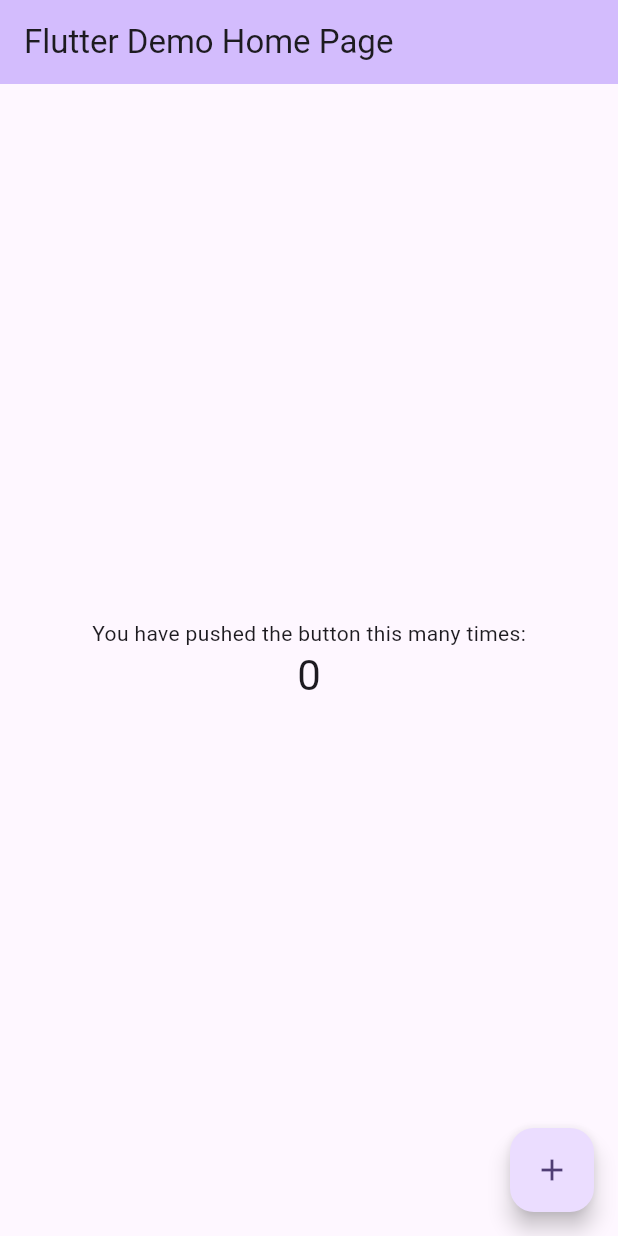
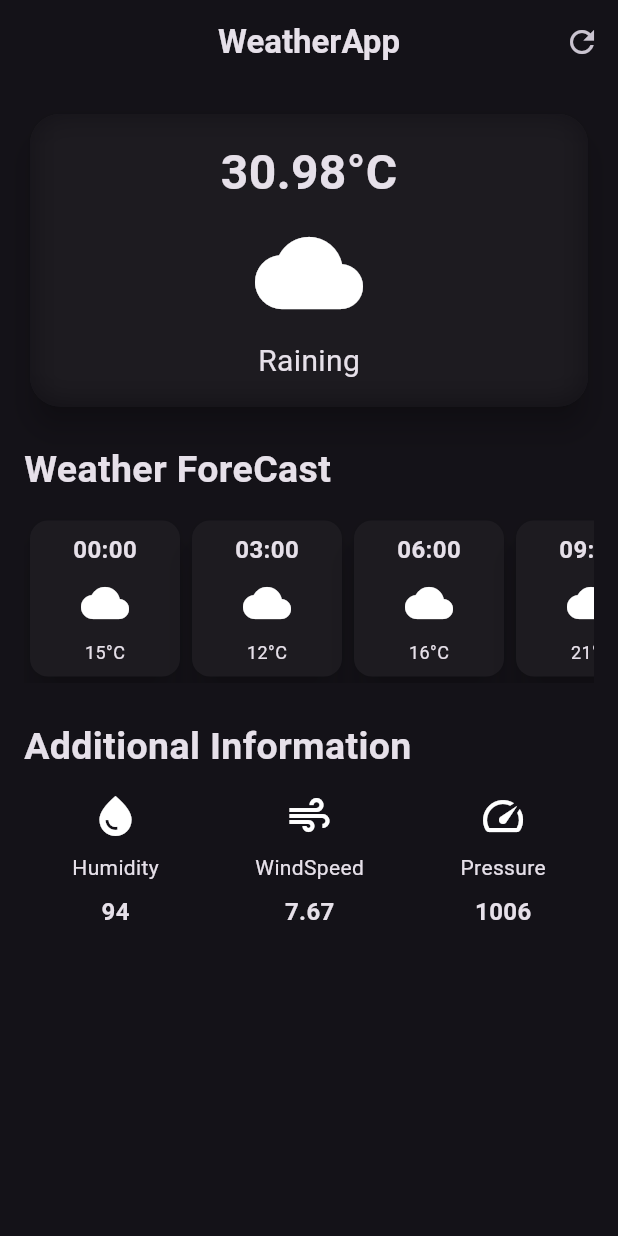
Before and after one commit to kishancjx/weatherApp-Flutter, a Flutter app: the screen it shows after launch, on a phone screen of 412 x 824 dp. Run offline on Flutter 3.47's test engine with Material 3 defaults, Android fonts, the phone set to English and light mode, and no system bars.

Commit message:
Completed Base UI of the App

```diff
--- a/lib/main.dart
+++ b/lib/main.dart
@@ -1,125 +1,32 @@
 import 'package:flutter/material.dart';
-
+import 'package:weather_app/weather_screen.dart';
+import 'dart:ui';
 void main() {
   runApp(const MyApp());
 }
 
+
 class MyApp extends StatelessWidget {
   const MyApp({super.key});
 
-  // This widget is the root of your application.
   @override
   Widget build(BuildContext context) {
     return MaterialApp(
-      title: 'Flutter Demo',
-      theme: ThemeData(
-        // This is the theme of your application.
-        //
-        // TRY THIS: Try running your application with "flutter run". You'll see
-        // the application has a purple toolbar. Then, without quitting the app,
-        // try changing the seedColor in the colorScheme below to Colors.green
-        // and then invoke "hot reload" (save your changes or press the "hot
-        // reload" button in a Flutter-supported IDE, or press "r" if you used
-        // the command line to start the app).
-        //
-        // Notice that the counter didn't reset back to zero; the application
-        // state is not lost during the reload. To reset the state, use hot
-        // restart instead.
-        //
-        // This works for code too, not just values: Most code changes can be
-        // tested with just a hot reload.
-        colorScheme: ColorScheme.fromSeed(seedColor: Colors.deepPurple),
-        useMaterial3: true,
-      ),
-      home: const MyHomePage(title: 'Flutter Demo Home Page'),
+      scrollBehavior: MyCustomScrollBehavior(),
+      debugShowCheckedModeBanner: false,
+      theme:ThemeData.dark(useMaterial3: true),
+      home: WeatherScreen(),
     );
   }
 }
 
-class MyHomePage extends StatefulWidget {
-  const MyHomePage({super.key, required this.title});
 
-  // This widget is the home page of your application. It is stateful, meaning
-  // that it has a State object (defined below) that contains fields that affect
-  // how it looks.
-
-  // This class is the configuration for the state. It holds the values (in this
-  // case the title) provided by the parent (in this case the App widget) and
-  // used by the build method of the State. Fields in a Widget subclass are
-  // always marked "final".
-
-  final String title;
-
+class MyCustomScrollBehavior extends MaterialScrollBehavior {
+  // Override behavior methods and getters like dragDevices
   @override
-  State<MyHomePage> createState() => _MyHomePageState();
+  Set<PointerDeviceKind> get dragDevices => {
+    PointerDeviceKind.touch,
+    PointerDeviceKind.mouse,
+    // etc.
+  };
 }
-
-class _MyHomePageState extends State<MyHomePage> {
-  int _counter = 0;
-
-  void _incrementCounter() {
-    setState(() {
-      // This call to setState tells the Flutter framework that something has
-      // changed in this State, which causes it to rerun the build method below
-      // so that the display can reflect the updated values. If we changed
-      // _counter without calling setState(), then the build method would not be
-      // called again, and so nothing would appear to happen.
-      _counter++;
-    });
-  }
-
-  @override
-  Widget build(BuildContext context) {
-    // This method is rerun every time setState is called, for instance as done
-    // by the _incrementCounter method above.
-    //
-    // The Flutter framework has been optimized to make rerunning build methods
-    // fast, so that you can just rebuild anything that needs updating rather
-    // than having to individually change instances of widgets.
-    return Scaffold(
-      appBar: AppBar(
-        // TRY THIS: Try changing the color here to a specific color (to
-        // Colors.amber, perhaps?) and trigger a hot reload to see the AppBar
-        // change color while the other colors stay the same.
-        backgroundColor: Theme.of(context).colorScheme.inversePrimary,
-        // Here we take the value from the MyHomePage object that was created by
-        // the App.build method, and use it to set our appbar title.
-        title: Text(widget.title),
-      ),
-      body: Center(
-        // Center is a layout widget. It takes a single child and positions it
-        // in the middle of the parent.
-        child: Column(
-          // Column is also a layout widget. It takes a list of children and
-          // arranges them vertically. By default, it sizes itself to fit its
-          // children horizontally, and tries to be as tall as its parent.
-          //
-          // Column has various properties to control how it sizes itself and
-          // how it positions its children. Here we use mainAxisAlignment to
-          // center the children vertically; the main axis here is the vertical
-          // axis because Columns are vertical (the cross axis would be
-          // horizontal).
-          //
-          // TRY THIS: Invoke "debug painting" (choose the "Toggle Debug Paint"
-          // action in the IDE, or press "p" in the console), to see the
-          // wireframe for each widget.
-          mainAxisAlignment: MainAxisAlignment.center,
-          children: <Widget>[
-            const Text(
-              'You have pushed the button this many times:',
-            ),
-            Text(
-              '$_counter',
-              style: Theme.of(context).textTheme.headlineMedium,
-            ),
-          ],
-        ),
-      ),
-      floatingActionButton: FloatingActionButton(
-        onPressed: _incrementCounter,
-        tooltip: 'Increment',
-        child: const Icon(Icons.add),
-      ), // This trailing comma makes auto-formatting nicer for build methods.
-    );
-  }
-}
--- /dev/null
+++ b/lib/weather_screen.dart
@@ -0,0 +1,216 @@
+import 'dart:ui';
+import 'package:flutter/material.dart';
+import 'package:http/http.dart' as http;
+import 'secrets.dart';
+
+class WeatherScreen extends StatelessWidget {
+  const WeatherScreen({super.key});
+
+  Future getCurrentWeather() async {
+    String city = "Madurai";
+    http.get(
+      Uri.parse(
+          "http://api.openweathermap.org/data/2.5/weather?q=$city&APPID=$openWeatherApiKey"),
+    );
+  }
+
+  @override
+  Widget build(BuildContext context) {
+    return Scaffold(
+      appBar: AppBar(
+        title: const Text(
+          "WeatherApp",
+          style: TextStyle(fontWeight: FontWeight.bold),
+        ),
+        centerTitle: true,
+        actions: [
+          IconButton(
+              onPressed: () => print("refresh"),
+              icon: const Icon(Icons.refresh_sharp))
+        ],
+      ),
+      body: Padding(
+        padding: const EdgeInsets.all(16.0),
+        child: Column(
+          crossAxisAlignment: CrossAxisAlignment.start,
+          children: [
+            SizedBox(
+              width: double.infinity,
+              child: Card(
+                elevation: 8,
+                shape: RoundedRectangleBorder(
+                    borderRadius: BorderRadius.circular(20)),
+                child: ClipRRect(
+                  borderRadius: BorderRadius.circular(20),
+                  child: BackdropFilter(
+                    filter: ImageFilter.blur(sigmaX: 10, sigmaY: 10),
+                    child: Padding(
+                      padding: const EdgeInsets.all(16.0),
+                      child: Column(
+                        children: [
+                          Text(
+                            "30.98°C",
+                            style: TextStyle(
+                                fontSize: 32, fontWeight: FontWeight.bold),
+                          ),
+                          const SizedBox(
+                            height: 8,
+                          ),
+                          Icon(
+                            Icons.cloud,
+                            size: 72,
+                          ),
+                          const SizedBox(
+                            height: 8,
+                          ),
+                          Text(
+                            "Raining",
+                            style: TextStyle(fontSize: 20),
+                          )
+                        ],
+                      ),
+                    ),
+                  ),
+                ),
+              ),
+            ),
+            SizedBox(height: 20),
+            Text(
+              "Weather ForeCast",
+              style: TextStyle(fontSize: 25, fontWeight: FontWeight.bold),
+            ),
+            SizedBox(height: 12),
+            SingleChildScrollView(
+              scrollDirection: Axis.horizontal,
+              child: Row(
+                children: [
+                  ForeCastItem(
+                      time: "00:00",
+                      icon: Icon(Icons.cloud, size: 32),
+                      temperature: "15°C"),
+                  ForeCastItem(
+                      time: "03:00",
+                      icon: Icon(Icons.cloud, size: 32),
+                      temperature: "12°C"),
+                  ForeCastItem(
+                      time: "06:00",
+                      icon: Icon(Icons.cloud, size: 32),
+                      temperature: "16°C"),
+                  ForeCastItem(
+                      time: "09:00",
+                      icon: Icon(Icons.cloud, size: 32),
+                      temperature: "21°C"),
+                  ForeCastItem(
+                      time: "12:00",
+                      icon: Icon(Icons.cloud, size: 32),
+                      temperature: "26°C"),
+                  ForeCastItem(
+                      time: "15:00",
+                      icon: Icon(Icons.cloud, size: 32),
+                      temperature: "24°C"),
+                  ForeCastItem(
+                      time: "18:00",
+                      icon: Icon(Icons.cloud, size: 32),
+                      temperature: "19°C"),
+                  ForeCastItem(
+                      time: "21:00",
+                      icon: Icon(Icons.cloud, size: 32),
+                      temperature: "17°C")
+                ],
+              ),
+            ),
+            SizedBox(height: 25),
+            Text("Additional Information",
+                style: TextStyle(fontSize: 25, fontWeight: FontWeight.bold)),
+            SizedBox(height: 12),
+            Row(
+                // crossAxisAlignment: CrossAxisAlignment.center,
+                mainAxisAlignment: MainAxisAlignment.spaceAround,
+                children: [
+                  AdditionalItems(
+                      info: "Humidity",
+                      icon: Icon(
+                        Icons.water_drop_sharp,
+                        size: 32,
+                      ),
+                      value: "94"),
+                  AdditionalItems(
+                      info: "WindSpeed",
+                      icon: Icon(
+                        Icons.air,
+                        size: 32,
+                      ),
+                      value: "7.67"),
+                  AdditionalItems(
+                      info: "Pressure",
+                      icon: Icon(
+                        Icons.speed,
+                        size: 32,
+                      ),
+                      value: "1006")
+                ]),
+          ],
+        ),
+      ),
+    );
+  }
+}
+
+class AdditionalItems extends StatelessWidget {
+  final String info;
+  final Icon icon;
+  final String value;
+  const AdditionalItems(
+      {required this.info, required this.icon, required this.value, super.key});
+
+  @override
+  Widget build(BuildContext context) {
+    return Container(
+      padding: EdgeInsets.fromLTRB(20, 0, 20, 0),
+      child: Column(
+        children: [
+          icon,
+          SizedBox(height: 8),
+          Text(info, style: TextStyle(fontSize: 14)),
+          SizedBox(height: 8),
+          Text(value,
+              style: TextStyle(fontWeight: FontWeight.bold, fontSize: 16)),
+        ],
+      ),
+    );
+  }
+}
+
+class ForeCastItem extends StatelessWidget {
+  final String time;
+  final Icon icon;
+  final String temperature;
+  const ForeCastItem(
+      {super.key,
+      required this.time,
+      required this.icon,
+      required this.temperature});
+
+  @override
+  Widget build(BuildContext context) {
+    return Card(
+      shape: RoundedRectangleBorder(borderRadius: BorderRadius.circular(12)),
+      elevation: 10,
+      child: Container(
+        width: 100,
+        padding: EdgeInsets.all(8.0),
+        child: Column(
+          children: [
+            Text(time,
+                style: TextStyle(fontWeight: FontWeight.bold, fontSize: 16)),
+            const SizedBox(height: 8),
+            icon,
+            const SizedBox(height: 8),
+            Text(temperature,
+                style: TextStyle(fontWeight: FontWeight.normal, fontSize: 12)),
+          ],
+        ),
+      ),
+    );
+  }
+}
--- a/pubspec.yaml
+++ b/pubspec.yaml
@@ -2,7 +2,7 @@ name: weather_app
 description: "A new Flutter project."
 # The following line prevents the package from being accidentally published to
 # pub.dev using `flutter pub publish`. This is preferred for private packages.
-publish_to: 'none' # Remove this line if you wish to publish to pub.dev
+publish_to: "none" # Remove this line if you wish to publish to pub.dev
 
 # The following defines the version and build number for your application.
 # A version number is three numbers separated by dots, like 1.2.43
@@ -30,6 +30,8 @@ environment:
 dependencies:
   flutter:
     sdk: flutter
+  http: ^1.2.2
+
 
   # The following adds the Cupertino Icons font to your application.
   # Use with the CupertinoIcons class for iOS style icons.
@@ -51,7 +53,6 @@ dev_dependencies:
 
 # The following section is specific to Flutter packages.
 flutter:
-
   # The following line ensures that the Material Icons font is
   # included with your application, so that you can use the icons in
   # the material Icons class.
```
Also changed, not shown: pubspec.lock.
